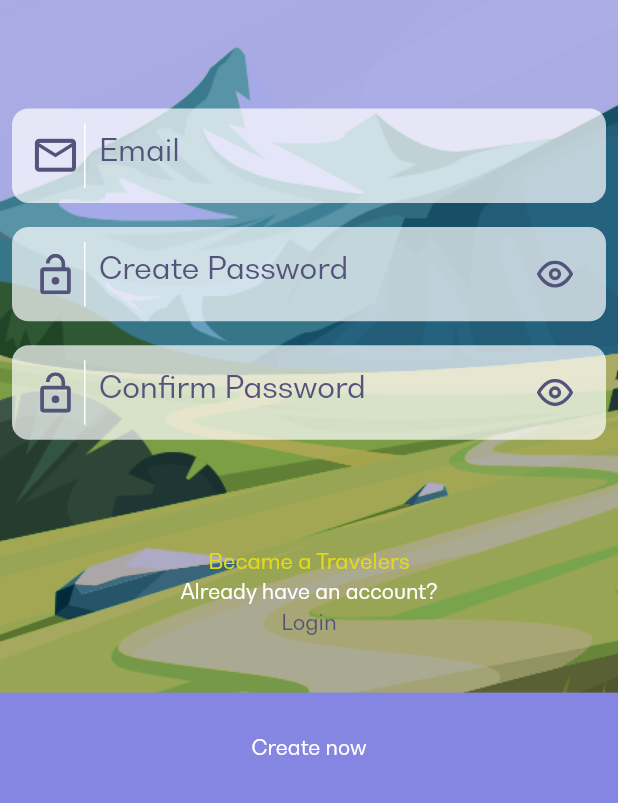
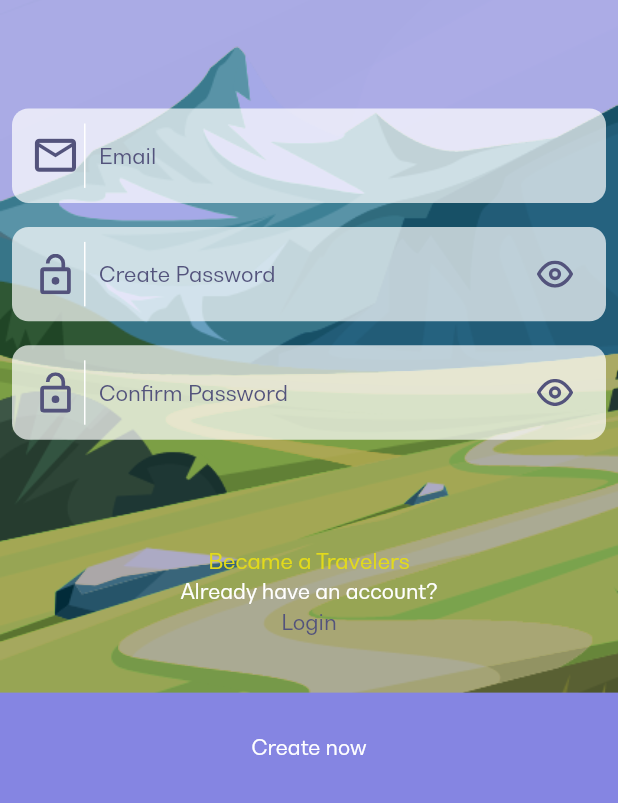
Before and after one commit to BakhtawarHabib/trezy_app, a Flutter app: the RegisterScreen screen opened directly, after a tap on "Became an advisor", on a phone screen of 412 x 824 dp, the part 433-1236 px from its top. Run offline on Flutter 3.47's test engine with Material 2 defaults, Android fonts, the light colour scheme and no system bars; our stand-ins replace flutter_rating_bar, flutter_screenutil, flutter_svg, get, google_fonts, persistent_bottom_nav_bar; project files that could hold a hidden picture were left out.

Commit message:
"Trezyapp"

```diff
--- a/lib/advisor/advisorregister.dart
+++ b/lib/advisor/advisorregister.dart
@@ -93,10 +93,9 @@ class _AdvisorRegisterScreenState extends State<AdvisorRegisterScreen> {
                             ),
                             border: InputBorder.none,
                             hintText: 'Email',
-                            hintStyle: TextStyle(
+                            hintStyle: const TextStyle(
                               color: advthemecolor,
-                              fontSize:
-                                  MediaQuery.of(context).size.width * 0.048,
+                              fontSize: 14,
                             ),
                           ),
                         ),
@@ -148,10 +147,9 @@ class _AdvisorRegisterScreenState extends State<AdvisorRegisterScreen> {
                                 )),
                             border: InputBorder.none,
                             hintText: 'Create Password',
-                            hintStyle: TextStyle(
+                            hintStyle: const TextStyle(
                               color: advthemecolor,
-                              fontSize:
-                                  MediaQuery.of(context).size.width * 0.048,
+                              fontSize: 14,
                             ),
                           ),
                         ),
@@ -203,10 +201,9 @@ class _AdvisorRegisterScreenState extends State<AdvisorRegisterScreen> {
                                 )),
                             border: InputBorder.none,
                             hintText: 'Confirm Password',
-                            hintStyle: TextStyle(
+                            hintStyle: const TextStyle(
                               color: advthemecolor,
-                              fontSize:
-                                  MediaQuery.of(context).size.width * 0.048,
+                              fontSize: 14,
                             ),
                           ),
                         ),
--- a/lib/advisor/makeprofile.dart
+++ b/lib/advisor/makeprofile.dart
@@ -72,7 +72,7 @@ class _MakeAdvisorProfileState extends State<MakeAdvisorProfile> {
                                 height: 10.h,
                               ),
                               MakeProfileTextField(
-                                hinttext: 'Date of birth…',
+                                hinttext: 'Your name…',
                                 suffixicon: 'images/user.svg',
                               ),
                               SizedBox(
@@ -86,7 +86,7 @@ class _MakeAdvisorProfileState extends State<MakeAdvisorProfile> {
                                 height: 10.h,
                               ),
                               MakeProfileTextField(
-                                hinttext: 'Date of birth…',
+                                hinttext: 'Your city…',
                                 suffixicon: 'images/location.svg',
                               ),
                             ],
--- a/lib/register/register.dart
+++ b/lib/register/register.dart
@@ -104,10 +104,9 @@ class _RegisterScreenState extends State<RegisterScreen> {
                                 )),
                             border: InputBorder.none,
                             hintText: 'Create Password',
-                            hintStyle: TextStyle(
+                            hintStyle: const TextStyle(
                               color: themecolor,
-                              fontSize:
-                                  MediaQuery.of(context).size.width * 0.048,
+                              fontSize: 14,
                             ),
                           ),
                         ),
@@ -153,10 +152,9 @@ class _RegisterScreenState extends State<RegisterScreen> {
                                 )),
                             border: InputBorder.none,
                             hintText: 'Confirm Password',
-                            hintStyle: TextStyle(
+                            hintStyle: const TextStyle(
                               color: themecolor,
-                              fontSize:
-                                  MediaQuery.of(context).size.width * 0.048,
+                              fontSize: 14,
                             ),
                           ),
                         ),
```
